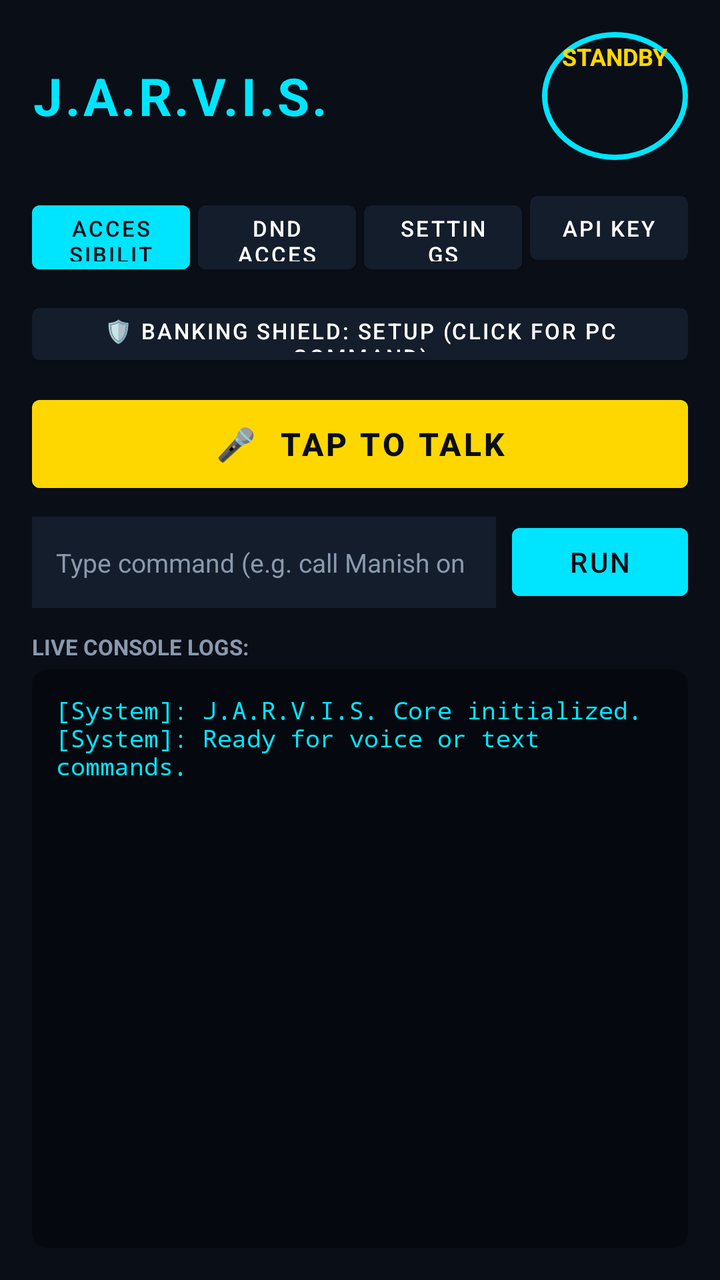
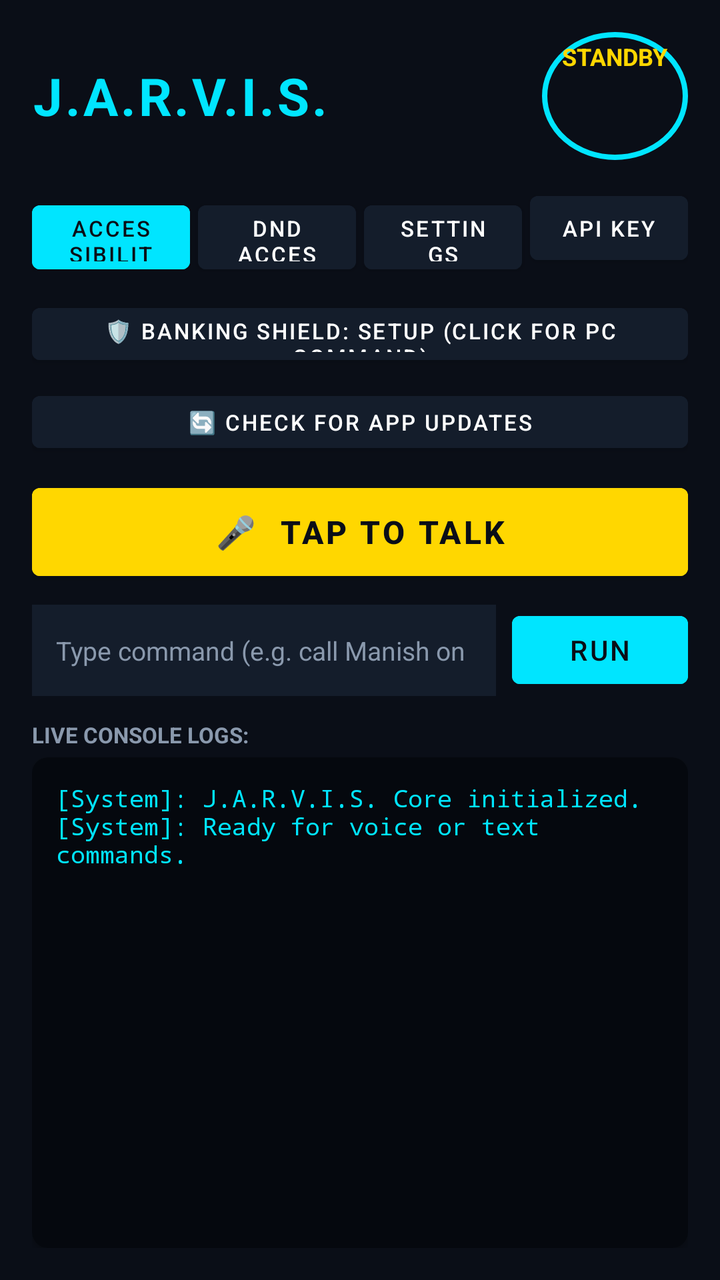

Screens rendered from an Android XML layout before and after an edit, with the pre-edit source and the edit as a unified diff.
<!-- AndroidManifest.xml: application theme Theme.JarvisAssistant -->
<!-- res/layout/activity_main.xml -->
<?xml version="1.0" encoding="utf-8"?>
<LinearLayout xmlns:android="http://schemas.android.com/apk/res/android"
    xmlns:app="http://schemas.android.com/apk/res-auto"
    android:layout_width="match_parent"
    android:layout_height="match_parent"
    android:orientation="vertical"
    android:background="@color/jarvis_dark_bg"
    android:padding="16dp">

    
    <LinearLayout
        android:layout_width="match_parent"
        android:layout_height="wrap_content"
        android:orientation="horizontal"
        android:gravity="center_vertical"
        android:layout_marginBottom="12dp">

        <TextView
            android:id="@+id/tvTitle"
            android:layout_width="0dp"
            android:layout_height="wrap_content"
            android:layout_weight="1"
            android:text="J.A.R.V.I.S."
            android:textColor="@color/jarvis_cyan"
            android:textSize="26sp"
            android:textStyle="bold"
            android:letterSpacing="0.05" />

        <TextView
            android:id="@+id/tvSystemStatusBadge"
            android:layout_width="wrap_content"
            android:layout_height="wrap_content"
            android:text="STANDBY"
            android:textSize="12sp"
            android:textStyle="bold"
            android:textColor="@color/jarvis_gold"
            android:background="@drawable/arc_reactor_bg"
            android:paddingStart="10dp"
            android:paddingEnd="10dp"
            android:paddingTop="4dp"
            android:paddingBottom="4dp" />
    </LinearLayout>

    
    <LinearLayout
        android:layout_width="match_parent"
        android:layout_height="wrap_content"
        android:orientation="horizontal"
        android:layout_marginBottom="12dp">

        <Button
            android:id="@+id/btnAccessibility"
            android:layout_width="0dp"
            android:layout_height="44dp"
            android:layout_weight="1"
            android:text="Accessibility"
            android:textSize="11sp"
            android:textColor="@color/jarvis_dark_bg"
            android:backgroundTint="@color/jarvis_cyan"
            android:layout_marginEnd="4dp" />

        <Button
            android:id="@+id/btnDnd"
            android:layout_width="0dp"
            android:layout_height="44dp"
            android:layout_weight="1"
            android:text="DND Access"
            android:textSize="11sp"
            android:textColor="@color/white"
            android:backgroundTint="@color/jarvis_card_bg"
            android:layout_marginEnd="4dp" />

        <Button
            android:id="@+id/btnWriteSettings"
            android:layout_width="0dp"
            android:layout_height="44dp"
            android:layout_weight="1"
            android:text="Settings"
            android:textSize="11sp"
            android:textColor="@color/white"
            android:backgroundTint="@color/jarvis_card_bg"
            android:layout_marginEnd="4dp" />

        <Button
            android:id="@+id/btnApiKey"
            android:layout_width="0dp"
            android:layout_height="44dp"
            android:layout_weight="1"
            android:text="API Key"
            android:textSize="11sp"
            android:textColor="@color/white"
            android:backgroundTint="@color/jarvis_card_bg" />
    </LinearLayout>

    
    <Button
        android:id="@+id/btnShield"
        android:layout_width="match_parent"
        android:layout_height="38dp"
        android:text="🛡️ Banking Shield: SETUP (Click for PC command)"
        android:textSize="11sp"
        android:textColor="@color/white"
        android:backgroundTint="@color/jarvis_card_bg"
        android:layout_marginBottom="8dp" />

    
    <Button
        android:id="@+id/btnTalk"
        android:layout_width="match_parent"
        android:layout_height="56dp"
        android:text="🎤  TAP TO TALK"
        android:textSize="16sp"
        android:textStyle="bold"
        android:textColor="@color/jarvis_dark_bg"
        android:backgroundTint="@color/jarvis_gold"
        android:layout_marginBottom="8dp" />

    
    <LinearLayout
        android:layout_width="match_parent"
        android:layout_height="wrap_content"
        android:orientation="horizontal"
        android:layout_marginBottom="12dp">

        <EditText
            android:id="@+id/etCommandInput"
            android:layout_width="0dp"
            android:layout_height="46dp"
            android:layout_weight="1"
            android:hint="Type command (e.g. call Manish on whatsapp)"
            android:textColorHint="@color/text_secondary"
            android:textColor="@color/white"
            android:textSize="13sp"
            android:paddingStart="12dp"
            android:paddingEnd="12dp"
            android:background="@color/jarvis_card_bg"
            android:singleLine="true"
            android:layout_marginEnd="8dp" />

        <Button
            android:id="@+id/btnSendCommand"
            android:layout_width="wrap_content"
            android:layout_height="46dp"
            android:text="Run"
            android:textColor="@color/jarvis_dark_bg"
            android:backgroundTint="@color/jarvis_cyan" />
    </LinearLayout>

    
    <TextView
        android:layout_width="wrap_content"
        android:layout_height="wrap_content"
        android:text="LIVE CONSOLE LOGS:"
        android:textColor="@color/text_secondary"
        android:textSize="11sp"
        android:textStyle="bold"
        android:layout_marginBottom="4dp" />

    <androidx.cardview.widget.CardView
        android:layout_width="match_parent"
        android:layout_height="0dp"
        android:layout_weight="1"
        app:cardCornerRadius="8dp"
        app:cardBackgroundColor="#05080E"
        app:cardElevation="2dp">

        <ScrollView
            android:id="@+id/scrollLogs"
            android:layout_width="match_parent"
            android:layout_height="match_parent"
            android:padding="12dp"
            android:fillViewport="true">

            <TextView
                android:id="@+id/tvLogs"
                android:layout_width="match_parent"
                android:layout_height="wrap_content"
                android:text="[System]: J.A.R.V.I.S. Core initialized.\n[System]: Ready for voice or text commands."
                android:textColor="#00E5FF"
                android:textSize="12sp"
                android:typeface="monospace" />
        </ScrollView>
    </androidx.cardview.widget.CardView>

</LinearLayout>
<!-- resources referenced by this layout -->
<resources>
  <color name="jarvis_card_bg">#141D2B</color>
  <color name="jarvis_cyan">#00E5FF</color>
  <color name="jarvis_dark_bg">#0A0E17</color>
  <color name="jarvis_gold">#FFD700</color>
  <color name="text_secondary">#8A99AD</color>
  <color name="white">#FFFFFF</color>
  <!-- drawable arc_reactor_bg (drawable) -->
  <?xml version="1.0" encoding="utf-8"?>
  <shape xmlns:android="http://schemas.android.com/apk/res/android"
      android:shape="oval">
      <solid android:color="#CC0A0E17" />
      <stroke
          android:width="2.5dp"
          android:color="@color/jarvis_cyan" />
      <size
          android:width="64dp"
          android:height="64dp" />
  </shape>
  <style name="Theme.JarvisAssistant" parent="Theme.MaterialComponents.DayNight.NoActionBar">
          <item name="colorPrimary">@color/jarvis_cyan</item>
          <item name="colorSecondary">@color/jarvis_gold</item>
          <item name="android:statusBarColor">@color/jarvis_dark_bg</item>
          <item name="android:windowBackground">@color/jarvis_dark_bg</item>
      </style>
</resources>

<!-- the commit's change to res/layout/activity_main.xml (unified diff, before → after) -->
@@ -101,6 +101,17 @@
         android:textSize="11sp"
         android:textColor="@color/white"
         android:backgroundTint="@color/jarvis_card_bg"
+        android:layout_marginBottom="6dp" />
+
+    
+    <Button
+        android:id="@+id/btnCheckUpdate"
+        android:layout_width="match_parent"
+        android:layout_height="38dp"
+        android:text="🔄 Check for App Updates"
+        android:textSize="11sp"
+        android:textColor="@color/white"
+        android:backgroundTint="@color/jarvis_card_bg"
         android:layout_marginBottom="8dp" />
 
     
